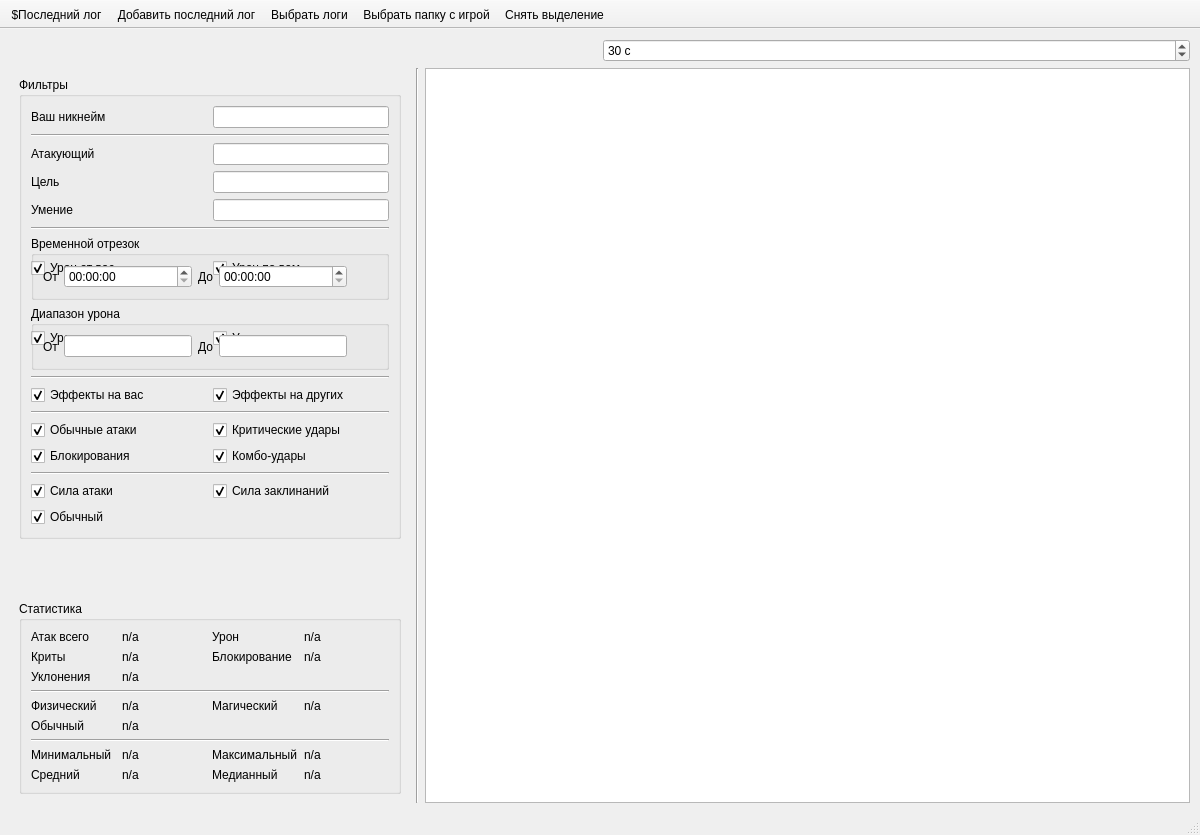
This is src/gui/ui/main_window.ui in KolmePro/reva_damage_viewer as Qt 5 draws it before an edit. The edited form follows.
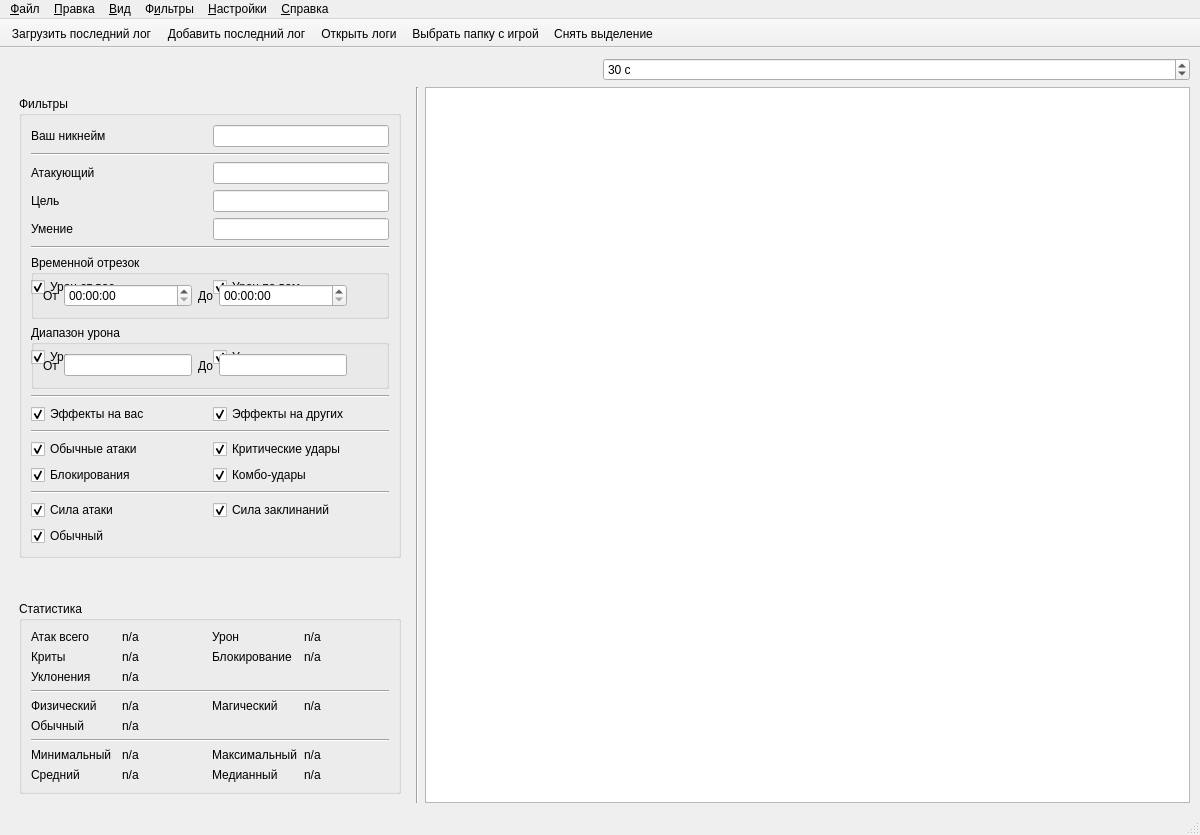
This is the edited form. Icons and pictures are not drawn. Custom widgets are drawn as their Qt base class.

```diff
--- a/src/gui/ui/main_window.ui
+++ b/src/gui/ui/main_window.ui
@@ -748,13 +748,58 @@
      <height>33</height>
     </rect>
    </property>
+   <widget class="QMenu" name="menu_file">
+    <property name="title"><string>&amp;Файл</string></property>
+    <addaction name="action_load_log_file"/>
+    <addaction name="action_load_last_log"/>
+    <addaction name="action_append_last_log"/>
+    <addaction name="separator"/>
+    <addaction name="action_exit"/>
+   </widget>
+   <widget class="QMenu" name="menu_edit">
+    <property name="title"><string>&amp;Правка</string></property>
+    <addaction name="action_select_all_rows"/>
+    <addaction name="action_clear_selection"/>
+    <addaction name="action_clear_timeline_selection"/>
+   </widget>
+   <widget class="QMenu" name="menu_view">
+    <property name="title"><string>&amp;Вид</string></property>
+    <addaction name="action_show_statusbar"/>
+    <addaction name="separator"/>
+    <addaction name="action_resize_columns"/>
+   </widget>
+   <widget class="QMenu" name="menu_filters">
+    <property name="title"><string>Ф&amp;ильтры</string></property>
+    <addaction name="action_enable_filters"/>
+    <addaction name="action_disable_filters"/>
+    <addaction name="separator"/>
+    <addaction name="action_clear_timeline_selection"/>
+    <addaction name="action_reset_damage_range"/>
+   </widget>
+   <widget class="QMenu" name="menu_settings">
+    <property name="title"><string>&amp;Настройки</string></property>
+    <addaction name="action_set_game_folder"/>
+    <addaction name="action_set_combat_pause"/>
+   </widget>
+   <widget class="QMenu" name="menu_help">
+    <property name="title"><string>&amp;Справка</string></property>
+    <addaction name="action_quick_help"/>
+    <addaction name="separator"/>
+    <addaction name="action_about"/>
+   </widget>
+   <addaction name="menu_file"/>
+   <addaction name="menu_edit"/>
+   <addaction name="menu_view"/>
+   <addaction name="menu_filters"/>
+   <addaction name="menu_settings"/>
+   <addaction name="menu_help"/>
   </widget>
   <action name="action_set_game_folder">
    <property name="icon">
     <iconset theme="folder"/>
    </property>
    <property name="text">
-    <string>&amp;Выбрать папку с игрой</string>
+    <string>&amp;Выбрать папку с игрой...</string>
    </property>
    <property name="toolTip">
     <string>Выберите папку с установленной игрой.</string>
@@ -768,7 +813,7 @@
     <iconset theme="media-skip-forward"/>
    </property>
    <property name="text">
-    <string>$Последний лог</string>
+    <string>Загрузить последний лог</string>
    </property>
    <property name="toolTip">
     <string>Загрузить последний лог чата</string>
@@ -782,7 +827,7 @@
   </action>
   <action name="action_load_log_file">
    <property name="text">
-    <string>&amp;Выбрать логи...</string>
+    <string>&amp;Открыть логи...</string>
    </property>
    <property name="toolTip">
     <string>Выбрать и загрузить один или несколько логов боя</string>
```
Left out of the diff: 37 changed lines with no effect on the pictures.
